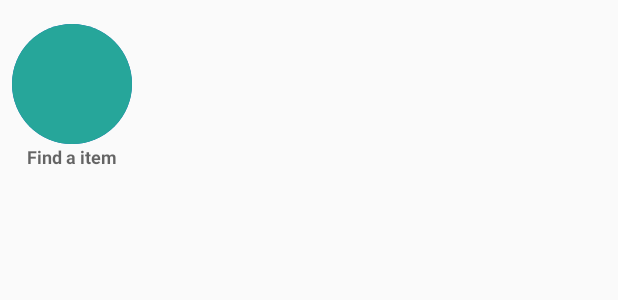
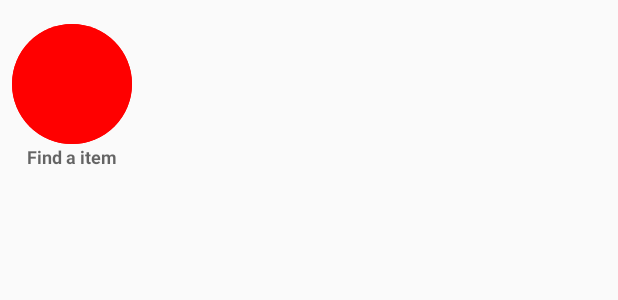
Before and after one commit to mobcomlab/science-week-2015-android, an Android app: the layout activity_row_list.xml on its own in the app's theme, with its tools: preview values and no code run, on a phone screen of 412 x 824 dp. Shown: the top 300 px of the screen. Run offline under Robolectric (Android 15) with nearby library versions, the phone set to English and light mode, and no system bars; network calls fail.

Commit message:
Added dynamic bg colour for quest circle.

```diff
--- a/app/src/main/res/drawable-xhdpi/beacon_circle.xml
+++ /dev/null
@@ -1,16 +0,0 @@
-<?xml version="1.0" encoding="utf-8"?>
-<shape
-    xmlns:android="http://schemas.android.com/apk/res/android"
-    android:shape="oval">
-
-    <solid
-        android:color="#1565C0"
-
-        />
-
-
-
-    <size
-        android:width="120dp"
-        android:height="120dp"/>
-</shape>
--- a/app/src/main/res/drawable-xhdpi/question_circle.xml
+++ b/app/src/main/res/drawable-xhdpi/bg_circle.xml
@@ -3,10 +3,7 @@
     xmlns:android="http://schemas.android.com/apk/res/android"
     android:shape="oval">
 
-    <solid
-        android:color="#FFCA28"/>
+    <solid android:color="#FF0000"/>
 
-    <size
-        android:width="120dp"
-        android:height="120dp"/>
+    <size android:width="120dp" android:height="120dp"/>
 </shape>
--- a/app/src/main/res/drawable-xhdpi/scanner_circle.xml
+++ /dev/null
@@ -1,12 +0,0 @@
-<?xml version="1.0" encoding="utf-8"?>
-<shape
-    xmlns:android="http://schemas.android.com/apk/res/android"
-    android:shape="oval">
-
-    <solid
-        android:color="#26A69A"/>
-
-    <size
-        android:width="120dp"
-        android:height="120dp"/>
-</shape>
--- a/app/src/main/res/drawable/selected_beacon.xml
+++ b/app/src/main/res/drawable/selected_beacon.xml
@@ -1,7 +1,7 @@
 <?xml version="1.0" encoding="utf-8"?>
 <selector xmlns:android="http://schemas.android.com/apk/res/android">
 
-        <item android:state_pressed="true" android:drawable="@drawable/beacon_circle" />
+        <item android:state_pressed="true" android:drawable="@drawable/bg_circle" />
        <!--<item android:drawable="@color/gray" />-->
 
 </selector>
--- a/app/src/main/res/layout/activity_row_list.xml
+++ b/app/src/main/res/layout/activity_row_list.xml
@@ -15,12 +15,10 @@
         android:layout_alignParentTop="true"
         android:layout_alignParentLeft="true"
         android:layout_alignParentStart="true"
-        android:src="@drawable/scanner_circle"
-
+        android:src="@drawable/bg_circle"
         android:paddingLeft="0dp"
-
         android:padding="0dp"
-        android:background="@drawable/beacon_circle" />
+        android:background="@drawable/bg_circle" />
 
     <TextView
         android:layout_width="64dp"
```
Also changed, not shown: app/src/main/java/com/example/sanuphap/scienceweeks/adapter/QuestAdapter.java (+21 -47 lines).
